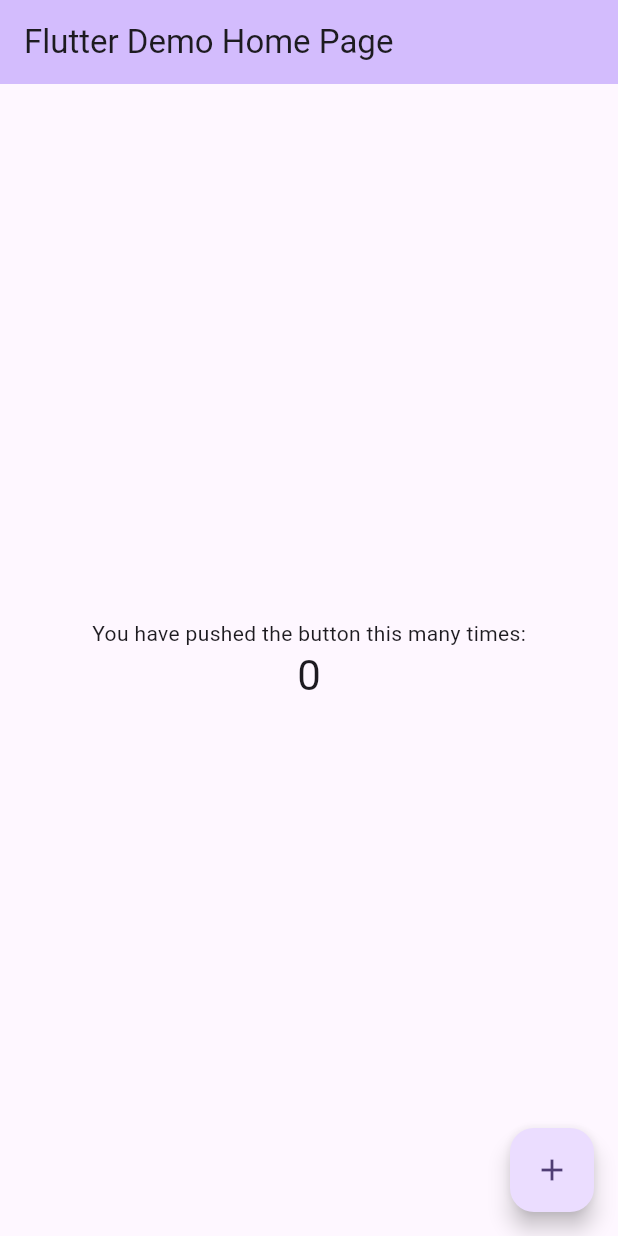
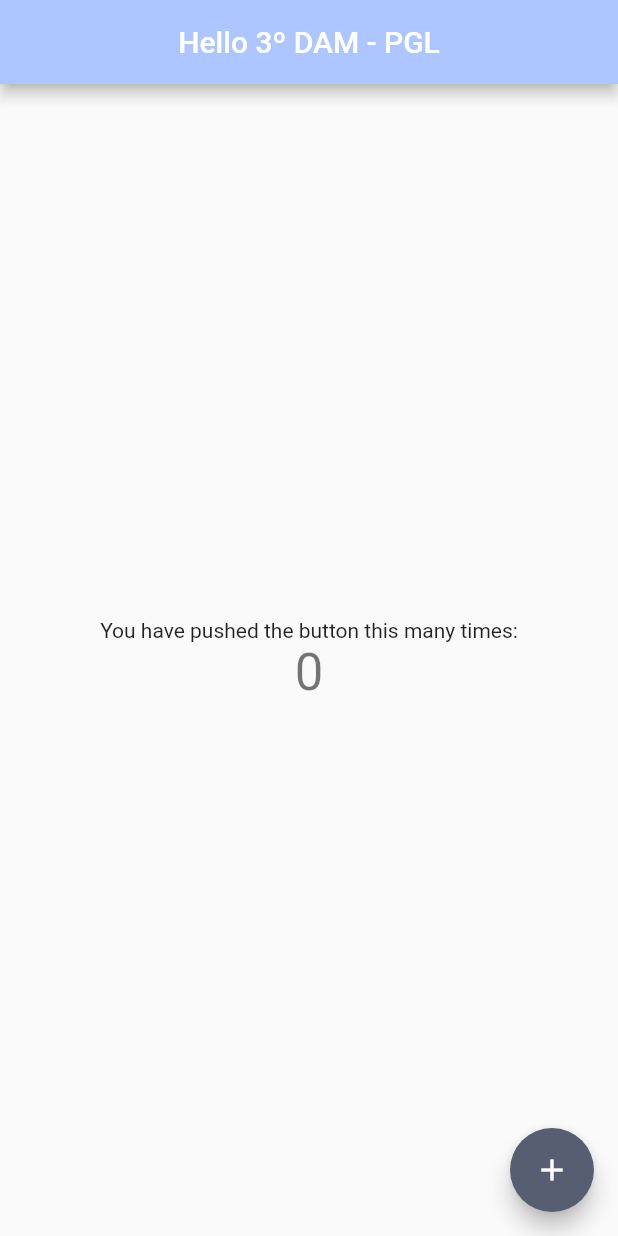
Before and after one commit to raluma/flutter_helloworld, a Flutter app: the screen it shows after launch, on a phone screen of 412 x 824 dp. Run offline on Flutter 3.47's test engine with Material 2 defaults, Android fonts, the phone set to English and light mode, and no system bars.

Commit message:
Deleting comments and styling title

```diff
--- a/lib/main.dart
+++ b/lib/main.dart
@@ -11,42 +11,18 @@ class MyApp extends StatelessWidget {
   @override
   Widget build(BuildContext context) {
     return MaterialApp(
-      title: 'Flutter Demo',
+      debugShowCheckedModeBanner: false,
+      title: 'Hello World',
       theme: ThemeData(
-        // This is the theme of your application.
-        //
-        // TRY THIS: Try running your application with "flutter run". You'll see
-        // the application has a blue toolbar. Then, without quitting the app,
-        // try changing the seedColor in the colorScheme below to Colors.green
-        // and then invoke "hot reload" (save your changes or press the "hot
-        // reload" button in a Flutter-supported IDE, or press "r" if you used
-        // the command line to start the app).
-        //
-        // Notice that the counter didn't reset back to zero; the application
-        // state is not lost during the reload. To reset the state, use hot
-        // restart instead.
-        //
-        // This works for code too, not just values: Most code changes can be
-        // tested with just a hot reload.
-        colorScheme: ColorScheme.fromSeed(seedColor: Colors.deepPurple),
-        useMaterial3: true,
+        colorScheme: ColorScheme.fromSeed(seedColor: const Color.fromRGBO(173, 198, 255, 0))
       ),
-      home: const MyHomePage(title: 'Flutter Demo Home Page'),
+      home: const MyHomePage(title: 'Hello 3º DAM - PGL'),
     );
   }
 }
 
 class MyHomePage extends StatefulWidget {
   const MyHomePage({super.key, required this.title});
-
-  // This widget is the home page of your application. It is stateful, meaning
-  // that it has a State object (defined below) that contains fields that affect
-  // how it looks.
-
-  // This class is the configuration for the state. It holds the values (in this
-  // case the title) provided by the parent (in this case the App widget) and
-  // used by the build method of the State. Fields in a Widget subclass are
-  // always marked "final".
 
   final String title;
 
@@ -59,50 +35,20 @@ class _MyHomePageState extends State<MyHomePage> {
 
   void _incrementCounter() {
     setState(() {
-      // This call to setState tells the Flutter framework that something has
-      // changed in this State, which causes it to rerun the build method below
-      // so that the display can reflect the updated values. If we changed
-      // _counter without calling setState(), then the build method would not be
-      // called again, and so nothing would appear to happen.
       _counter++;
     });
   }
 
   @override
   Widget build(BuildContext context) {
-    // This method is rerun every time setState is called, for instance as done
-    // by the _incrementCounter method above.
-    //
-    // The Flutter framework has been optimized to make rerunning build methods
-    // fast, so that you can just rebuild anything that needs updating rather
-    // than having to individually change instances of widgets.
     return Scaffold(
       appBar: AppBar(
-        // TRY THIS: Try changing the color here to a specific color (to
-        // Colors.amber, perhaps?) and trigger a hot reload to see the AppBar
-        // change color while the other colors stay the same.
+        centerTitle: true,
         backgroundColor: Theme.of(context).colorScheme.inversePrimary,
-        // Here we take the value from the MyHomePage object that was created by
-        // the App.build method, and use it to set our appbar title.
         title: Text(widget.title),
       ),
       body: Center(
-        // Center is a layout widget. It takes a single child and positions it
-        // in the middle of the parent.
         child: Column(
-          // Column is also a layout widget. It takes a list of children and
-          // arranges them vertically. By default, it sizes itself to fit its
-          // children horizontally, and tries to be as tall as its parent.
-          //
-          // Column has various properties to control how it sizes itself and
-          // how it positions its children. Here we use mainAxisAlignment to
-          // center the children vertically; the main axis here is the vertical
-          // axis because Columns are vertical (the cross axis would be
-          // horizontal).
-          //
-          // TRY THIS: Invoke "debug painting" (choose the "Toggle Debug Paint"
-          // action in the IDE, or press "p" in the console), to see the
-          // wireframe for each widget.
           mainAxisAlignment: MainAxisAlignment.center,
           children: <Widget>[
             const Text(
@@ -119,7 +65,7 @@ class _MyHomePageState extends State<MyHomePage> {
         onPressed: _incrementCounter,
         tooltip: 'Increment',
         child: const Icon(Icons.add),
-      ), // This trailing comma makes auto-formatting nicer for build methods.
+      ),
     );
   }
 }
```
